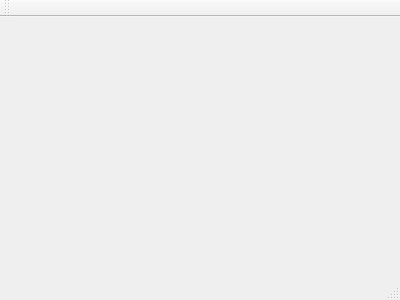
This is Qt-Zhku-Client/zhkuclientmain.ui in yujiecong/Qt-Zhku-Client as Qt 5 draws it before an edit. The edited form follows.
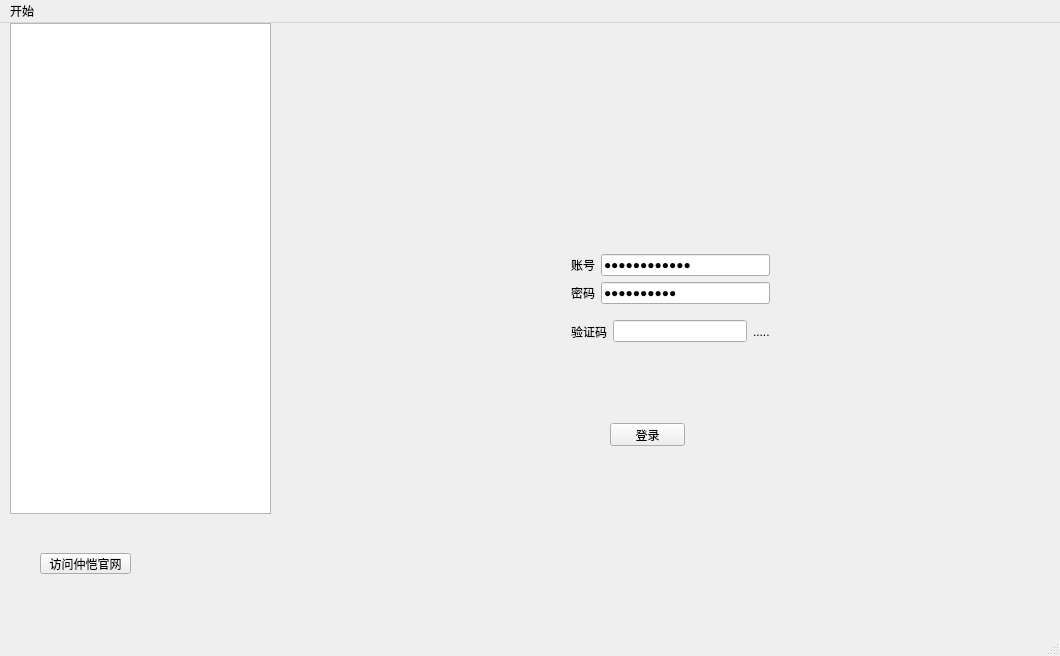
This is the edited form.

What changed in the file:
```diff
--- a/Qt-Zhku-Client/zhkuclientmain.ui
+++ b/Qt-Zhku-Client/zhkuclientmain.ui
@@ -1,24 +1,152 @@
 <ui version="4.0">
  <class>ZhkuClientMain</class>
- <widget class="QMainWindow" name="ZhkuClientMain" >
-  <property name="geometry" >
+ <widget class="QMainWindow" name="ZhkuClientMain">
+  <property name="geometry">
    <rect>
     <x>0</x>
     <y>0</y>
-    <width>400</width>
-    <height>300</height>
+    <width>1060</width>
+    <height>656</height>
    </rect>
   </property>
   <property name="windowTitle" >
    <string>ZhkuClientMain</string>
   </property>
-  <widget class="QMenuBar" name="menuBar" />
-  <widget class="QToolBar" name="mainToolBar" />
-  <widget class="QWidget" name="centralWidget" />
-  <widget class="QStatusBar" name="statusBar" />
+  <widget class="QWidget" name="centralWidget">
+   <widget class="QPushButton" name="pushButton">
+    <property name="geometry">
+     <rect>
+      <x>40</x>
+      <y>530</y>
+      <width>91</width>
+      <height>21</height>
+     </rect>
+    </property>
+    <property name="text">
+     <string>访问仲恺官网</string>
+    </property>
+   </widget>
+   <widget class="QTextBrowser" name="textBrowser">
+    <property name="geometry">
+     <rect>
+      <x>10</x>
+      <y>0</y>
+      <width>261</width>
+      <height>491</height>
+     </rect>
+    </property>
+   </widget>
+   <widget class="QPushButton" name="LoginButton">
+    <property name="geometry">
+     <rect>
+      <x>610</x>
+      <y>400</y>
+      <width>75</width>
+      <height>23</height>
+     </rect>
+    </property>
+    <property name="text">
+     <string>登录</string>
+    </property>
+   </widget>
+   <widget class="QWidget" name="layoutWidget">
+    <property name="geometry">
+     <rect>
+      <x>560</x>
+      <y>220</y>
+      <width>221</width>
+      <height>121</height>
+     </rect>
+    </property>
+    <layout class="QVBoxLayout" name="verticalLayout">
+     <item>
+      <layout class="QHBoxLayout" name="horizontalLayout">
+       <item>
+        <widget class="QLabel" name="label">
+         <property name="text">
+          <string>账号</string>
+         </property>
+        </widget>
+       </item>
+       <item>
+        <widget class="QLineEdit" name="lineEdit_2">
+         <property name="text">
+          <string>201810224331</string>
+         </property>
+         <property name="echoMode">
+          <enum>QLineEdit::Password</enum>
+         </property>
+        </widget>
+       </item>
+      </layout>
+     </item>
+     <item>
+      <layout class="QHBoxLayout" name="horizontalLayout_2">
+       <item>
+        <widget class="QLabel" name="label_2">
+         <property name="text">
+          <string>密码</string>
+         </property>
+        </widget>
+       </item>
+       <item>
+        <widget class="QLineEdit" name="lineEdit">
+         <property name="text">
+          <string>yujiecong1</string>
+         </property>
+         <property name="echoMode">
+          <enum>QLineEdit::Password</enum>
+         </property>
+        </widget>
+       </item>
+      </layout>
+     </item>
+     <item>
+      <layout class="QHBoxLayout" name="horizontalLayout_3">
+       <item>
+        <widget class="QLabel" name="label_3">
+         <property name="text">
+          <string>验证码</string>
+         </property>
+        </widget>
+       </item>
+       <item>
+        <widget class="QLineEdit" name="lineEdit_3"/>
+       </item>
+       <item>
+        <widget class="QLabel" name="codeLabel">
+         <property name="text">
+          <string>.....</string>
+         </property>
+         <property name="scaledContents">
+          <bool>true</bool>
+         </property>
+        </widget>
+       </item>
+      </layout>
+     </item>
+    </layout>
+   </widget>
+  </widget>
+  <widget class="QStatusBar" name="statusBar"/>
+  <widget class="QMenuBar" name="menuBar">
+   <property name="geometry">
+    <rect>
+     <x>0</x>
+     <y>0</y>
+     <width>1060</width>
+     <height>23</height>
+    </rect>
+   </property>
+   <widget class="QMenu" name="menu">
+    <property name="title">
+     <string>开始</string>
+    </property>
+   </widget>
+   <addaction name="menu"/>
+  </widget>
  </widget>
- <layoutDefault spacing="6" margin="11" />
- <pixmapfunction></pixmapfunction>
+ <layoutdefault spacing="6" margin="11"/>
  <resources/>
  <connections/>
 </ui>
```
Left out of the diff: 3 changed lines with no effect on the pictures.
